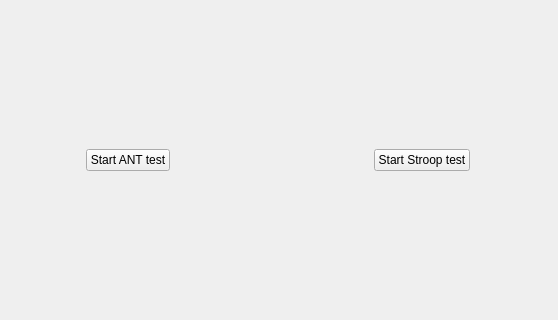
First picture: the form in mainwindow.ui, repository Niboshi1/AttentionTest, before the edit; both pictures show x 121 to 679 and y 119 to 439 of the 800 by 600 pixel window.
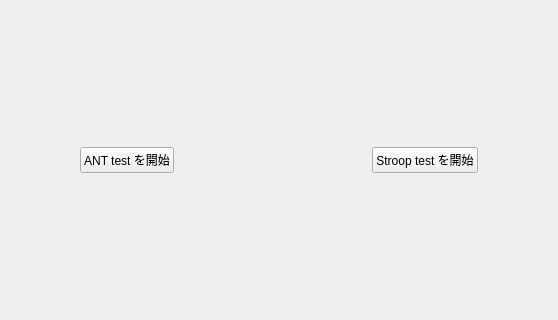
Second picture: the form after the edit.

What changed in the file:
```diff
--- a/mainwindow.ui
+++ b/mainwindow.ui
@@ -26,7 +26,7 @@
          </sizepolicy>
         </property>
         <property name="text">
-         <string>Start ANT test</string>
+         <string>ANT test を開始</string>
         </property>
        </widget>
       </item>
@@ -39,7 +39,7 @@
          </sizepolicy>
         </property>
         <property name="text">
-         <string>Start Stroop test</string>
+         <string>Stroop test を開始</string>
         </property>
        </widget>
       </item>
```
